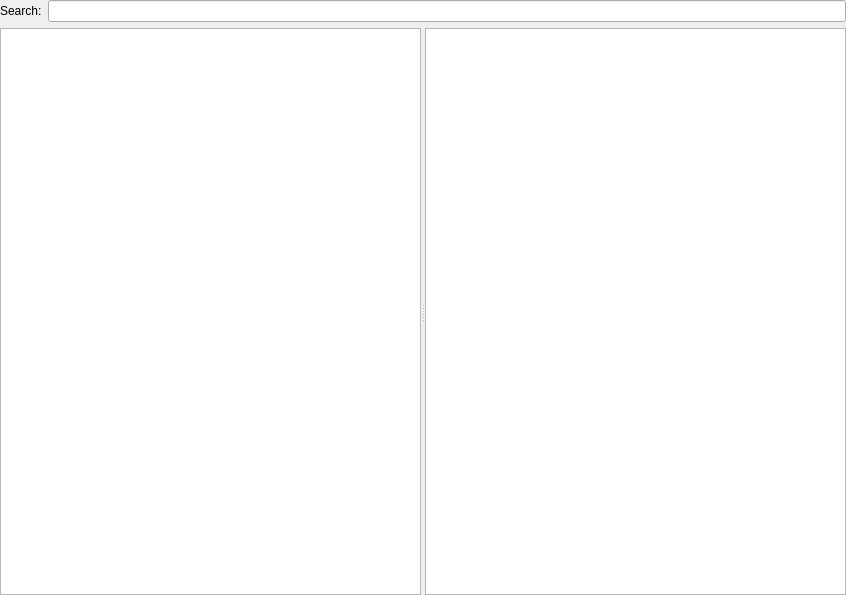
Above: src/widgets/problemswidget.ui from jgcoded/UVA-Arena-Qt before the change. Below: the same form after it.
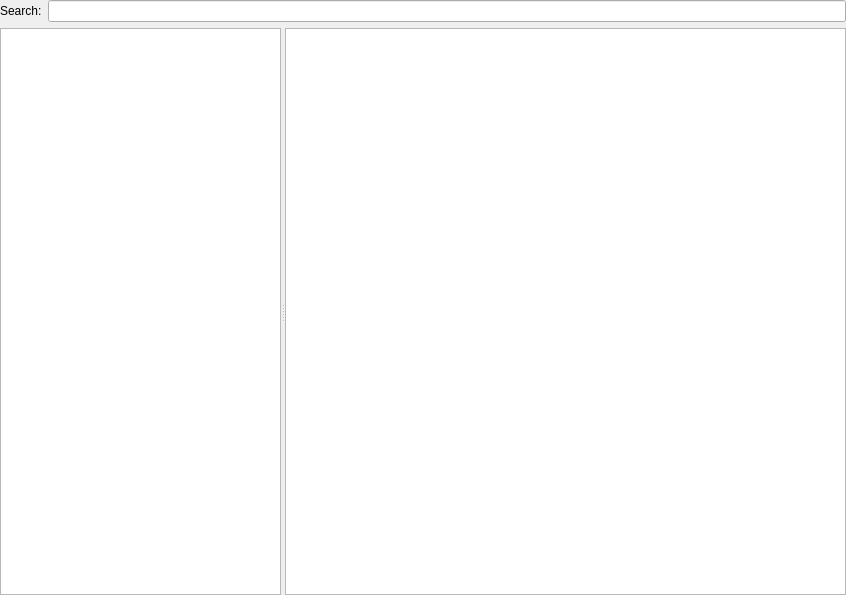
That is the form after the change.

Commit message: Adjusted widget stretch proportions in GUI splitters

The edit to the form file:
```diff
--- a/src/widgets/problemswidget.ui
+++ b/src/widgets/problemswidget.ui
@@ -42,13 +42,16 @@
    </item>
    <item>
     <widget class="QSplitter" name="splitter">
-     <property name="lineWidth">
-      <number>6</number>
-     </property>
      <property name="orientation">
       <enum>Qt::Horizontal</enum>
      </property>
      <widget class="QTreeView" name="categoryTreeView">
+      <property name="sizePolicy">
+       <sizepolicy hsizetype="Expanding" vsizetype="Expanding">
+        <horstretch>1</horstretch>
+        <verstretch>0</verstretch>
+       </sizepolicy>
+      </property>
       <property name="editTriggers">
        <set>QAbstractItemView::NoEditTriggers</set>
       </property>
@@ -66,6 +69,12 @@
       </property>
      </widget>
      <widget class="QTableView" name="problemsTableView">
+      <property name="sizePolicy">
+       <sizepolicy hsizetype="Expanding" vsizetype="Expanding">
+        <horstretch>2</horstretch>
+        <verstretch>0</verstretch>
+       </sizepolicy>
+      </property>
       <property name="minimumSize">
        <size>
         <width>400</width>
```
The commit also changes 1 other file.
